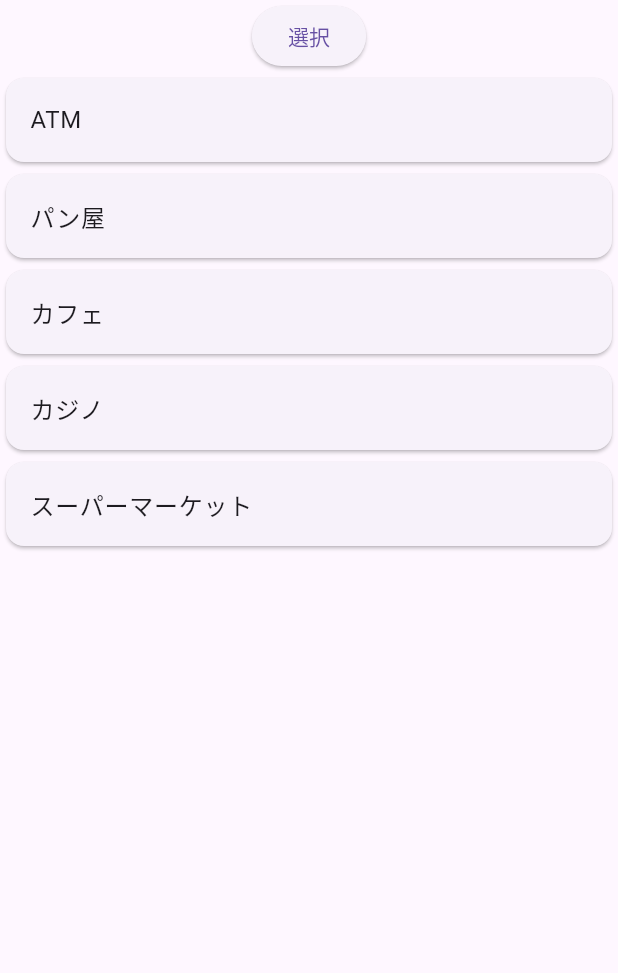
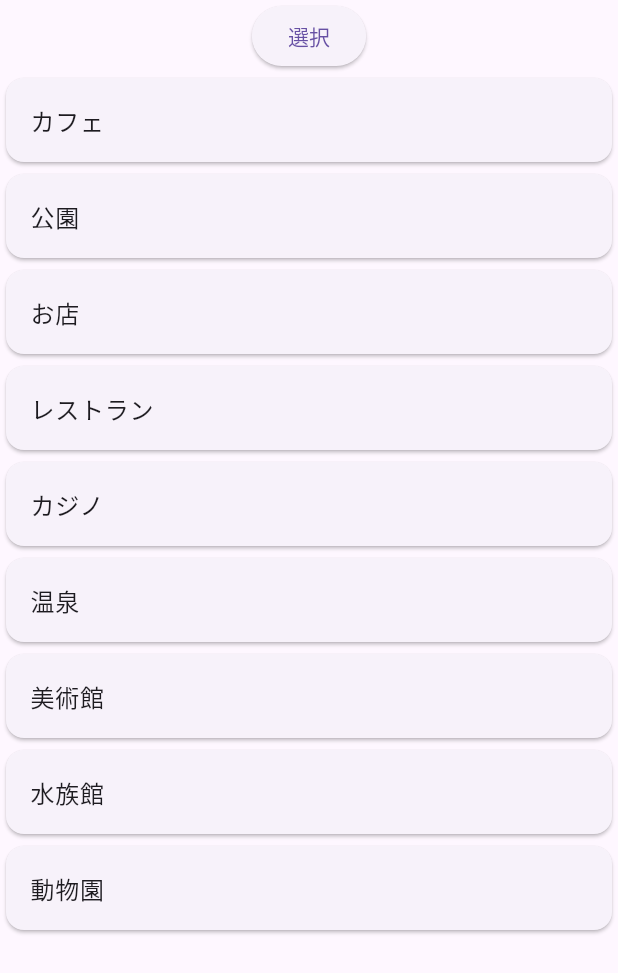
Before and after one commit to kc3hack/2024_G, a Flutter app: the MyCategoryList widget shown alone on an empty page, opened directly, after a tap on "選択", on a phone screen of 412 x 824 dp. Shown: the top 973 px of the screen. Run offline on Flutter 3.47's test engine with Material 3 defaults, Android fonts, the phone set to English and light mode, and no system bars; our stand-ins replace geocoding, geolocator, google_maps_flutter; missing offline and left inert: google_place.

Commit message:
[change]カテゴリとキーを更新

```diff
--- a/mitikusa/lib/components/category_list.dart
+++ b/mitikusa/lib/components/category_list.dart
@@ -13,19 +13,28 @@ class MyCategoryListState extends State<MyCategoryList> {
 
   // カテゴリのマップ（key:value）
   Map<String, String> categoryList = {
-    'ATM' : 'ATM',
-    'パン屋' : 'BAKERY',
-    'カフェ' : 'CAFE',
-    'カジノ' : 'CASINO',
-    'スーパーマーケット' : 'SUPERMARKET',
+    'カフェ': 'cafe',
+    '公園': 'park',
+    'お店': 'store',
+    'レストラン': 'restaurant',
+    'カジノ': 'casino',
+    '温泉': 'spa',
+    '美術館': 'museum',
+    '水族館': 'aquarium',
+    '動物園': 'zoo',
+
   };
   // カテゴリのリスト（keyのみ）
   List<String> categoryName = [
-    'ATM',
-    'パン屋',
     'カフェ',
+    '公園',
+    'お店',
+    'レストラン',
     'カジノ',
-    'スーパーマーケット',
+    '温泉',
+    '美術館',
+    '水族館',
+    '動物園',
   ];
 
   @override
```
